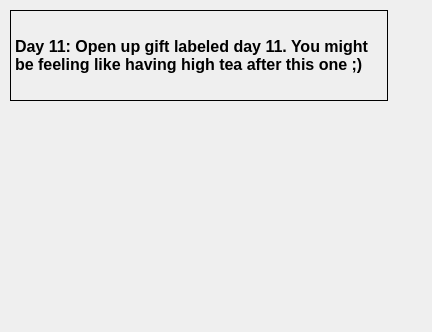
Above: ChristmasCountdown_V1/day11window.ui from AlexandreBanks6/ChristmasCountdown_12day_v1 before the change. Below: the same form after it.
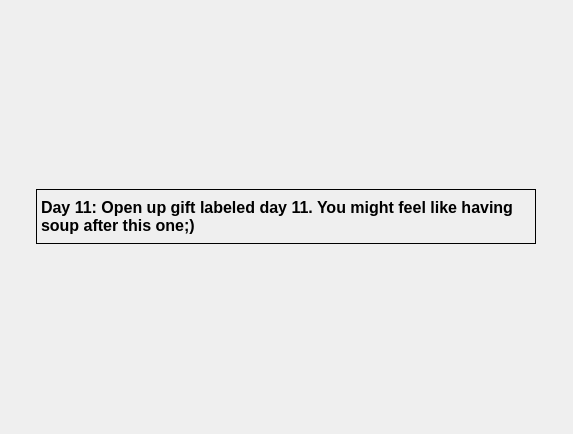
That is the form after the change.

The edit to the form file:
```diff
--- a/ChristmasCountdown_V1/day11window.ui
+++ b/ChristmasCountdown_V1/day11window.ui
@@ -6,26 +6,32 @@
    <rect>
     <x>0</x>
     <y>0</y>
-    <width>432</width>
-    <height>332</height>
+    <width>573</width>
+    <height>434</height>
    </rect>
   </property>
   <property name="windowTitle">
    <string>Dialog</string>
   </property>
-  <widget class="QLabel" name="day10_title_label">
-   <property name="geometry">
-    <rect>
-     <x>10</x>
-     <y>10</y>
-     <width>378</width>
-     <height>91</height>
-    </rect>
+  <layout class="QGridLayout" name="gridLayout">
+   <property name="leftMargin">
+    <number>30</number>
    </property>
+   <property name="topMargin">
+    <number>30</number>
+   </property>
+   <property name="rightMargin">
+    <number>30</number>
+   </property>
+   <property name="bottomMargin">
+    <number>30</number>
+   </property>
+   <item row="0" column="0">
+    <widget class="QLabel" name="day11_title_label">
    <property name="maximumSize">
     <size>
-     <width>400</width>
-     <height>100</height>
+       <width>500</width>
+       <height>55</height>
     </size>
    </property>
    <property name="font">
@@ -38,12 +44,14 @@
     <enum>QFrame::Box</enum>
    </property>
    <property name="text">
-    <string>Day 11: Open up gift labeled day 11. You might be feeling like having high tea after this one ;)</string>
+      <string>Day 11: Open up gift labeled day 11. You might feel like having soup after this one;)</string>
    </property>
    <property name="wordWrap">
     <bool>true</bool>
    </property>
   </widget>
+   </item>
+  </layout>
  </widget>
  <resources/>
  <connections/>
```
Lines whose indentation alone changed are shown as unchanged.
